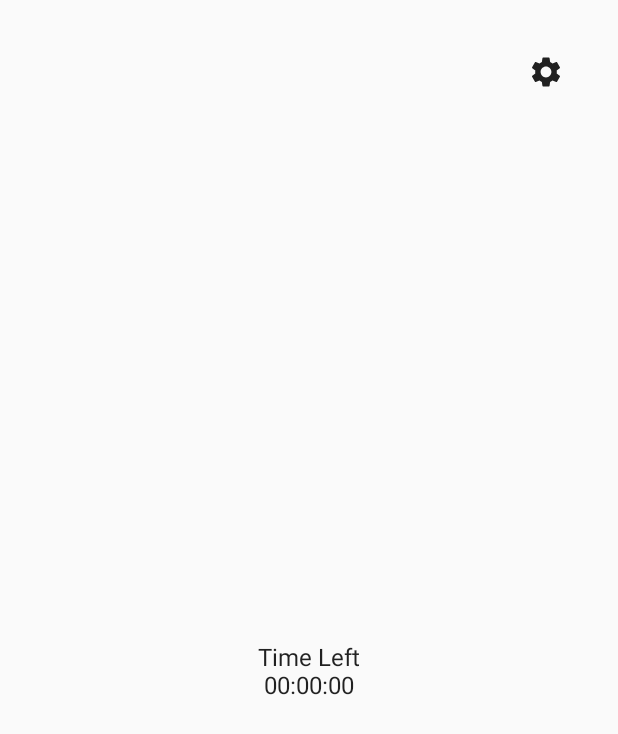
After one commit to IsTheMartin/MusicStopTimer, an Android app built with Jetpack Compose: the HomeScreen screen opened through its navigation route, on a phone screen of 412 x 824 dp. The commit adds this screen. Shown: the top 734 px of the screen. Run offline under Robolectric (Android 15) with nearby library versions, the phone set to English and light mode, and no system bars; our stand-ins replace Dagger/Hilt's generated code.

Commit message:
Improvement on viewModel and navigation
- Added string for content description in back arrow button on settings screen
- Added a new sealed class to have destinations on navigation component
- Changed states to observe changes on setting preferences
- Renamed MainScreen to HomeScreen
- Renamed some functions

```diff
--- a/app/build.gradle.kts
+++ b/app/build.gradle.kts
@@ -64,6 +64,7 @@ dependencies {
 
     implementation("androidx.navigation:navigation-compose:2.6.0-alpha09")
     implementation("androidx.datastore:datastore-preferences:1.0.0")
+    implementation("androidx.activity:activity-ktx:1.7.0")
 
     implementation("com.google.dagger:hilt-android:2.44")
     kapt("com.google.dagger:hilt-android-compiler:2.44")
--- a/app/src/main/java/me/ismartin/musicstoptimer/MainActivity.kt
+++ b/app/src/main/java/me/ismartin/musicstoptimer/MainActivity.kt
@@ -3,13 +3,15 @@ package me.ismartin.musicstoptimer
 import android.os.Bundle
 import androidx.activity.ComponentActivity
 import androidx.activity.compose.setContent
+import androidx.compose.runtime.collectAsState
 import androidx.lifecycle.viewmodel.compose.viewModel
 import androidx.navigation.compose.NavHost
 import androidx.navigation.compose.composable
 import androidx.navigation.compose.rememberNavController
 import dagger.hilt.android.AndroidEntryPoint
-import me.ismartin.musicstoptimer.screens.MainScreen
-import me.ismartin.musicstoptimer.screens.SettingsScreen
+import me.ismartin.musicstoptimer.ui.navigation.Destinations
+import me.ismartin.musicstoptimer.ui.screens.HomeScreen
+import me.ismartin.musicstoptimer.ui.screens.SettingsScreen
 import me.ismartin.musicstoptimer.ui.theme.MusicStopTimerTheme
 import me.ismartin.musicstoptimer.viewmodels.MainViewModel
 
@@ -20,12 +22,15 @@ class MainActivity : ComponentActivity() {
         setContent {
             val navController = rememberNavController()
             val viewModel: MainViewModel = viewModel()
-            MusicStopTimerTheme(darkTheme = viewModel.isDarkThemeState) {
-                NavHost(navController, startDestination = "MainScreen") {
-                    composable("MainScreen") {
-                        MainScreen(navController)
+            MusicStopTimerTheme(darkTheme = viewModel.darkThemeState.collectAsState().value) {
+                NavHost(
+                    navController = navController,
+                    startDestination = Destinations.Home.route
+                ) {
+                    composable(Destinations.Home.route) {
+                        HomeScreen(navController)
                     }
-                    composable("SettingsScreen") {
+                    composable(Destinations.Settings.route) {
                         SettingsScreen(navController, viewModel)
                     }
                 }
--- a/app/src/main/java/me/ismartin/musicstoptimer/repositories/models/SettingDisplayModel.kt
+++ b/app/src/main/java/me/ismartin/musicstoptimer/repositories/models/SettingDisplayModel.kt
@@ -9,7 +9,7 @@ data class SettingDisplayModel(
     @StringRes val displayName: Int,
 )
 
-sealed class SettingType() {
+sealed class SettingType {
     data class Switch(
         val value: Boolean,
     ) : SettingType()
--- /dev/null
+++ b/app/src/main/java/me/ismartin/musicstoptimer/ui/navigation/Destinations.kt
@@ -0,0 +1,6 @@
+package me.ismartin.musicstoptimer.ui.navigation
+
+sealed class Destinations(val route: String) {
+    object Home : Destinations("home")
+    object Settings : Destinations("settings")
+}
--- /dev/null
+++ b/app/src/main/java/me/ismartin/musicstoptimer/ui/screens/HomeScreen.kt
@@ -0,0 +1,62 @@
+package me.ismartin.musicstoptimer.ui.screens
+
+import androidx.compose.foundation.layout.Arrangement
+import androidx.compose.foundation.layout.Box
+import androidx.compose.foundation.layout.Column
+import androidx.compose.foundation.layout.Spacer
+import androidx.compose.foundation.layout.fillMaxSize
+import androidx.compose.foundation.layout.height
+import androidx.compose.foundation.layout.padding
+import androidx.compose.material.Icon
+import androidx.compose.material.IconButton
+import androidx.compose.material.Text
+import androidx.compose.material.icons.Icons
+import androidx.compose.material.icons.filled.Settings
+import androidx.compose.runtime.Composable
+import androidx.compose.ui.Alignment
+import androidx.compose.ui.Modifier
+import androidx.compose.ui.res.stringResource
+import androidx.compose.ui.unit.dp
+import androidx.navigation.NavController
+import me.ismartin.musicstoptimer.R
+import me.ismartin.musicstoptimer.ui.navigation.Destinations
+
+@Composable
+fun HomeScreen(navController: NavController) {
+    Box {
+        Column(
+            modifier = Modifier.fillMaxSize()
+        ) {
+            IconButton(
+                modifier = Modifier
+                    .align(Alignment.End)
+                    .padding(all = 24.dp),
+                onClick = { navController.navigate(Destinations.Settings.route) }
+            ) {
+                Icon(
+                    imageVector = Icons.Filled.Settings,
+                    contentDescription = stringResource(id = R.string.content_description_settings)
+                )
+            }
+            CountDownTimer(
+                modifier = Modifier
+                    .fillMaxSize()
+            )
+        }
+    }
+}
+
+@Composable
+fun CountDownTimer(
+    modifier: Modifier,
+) {
+    Column(
+        modifier = modifier,
+        verticalArrangement = Arrangement.Center,
+        horizontalAlignment = Alignment.CenterHorizontally,
+    ) {
+        Text(text = "Time Left")
+        Text(text = "00:00:00")
+        Spacer(modifier = Modifier.height(24.dp))
+    }
+}
--- a/app/src/main/java/me/ismartin/musicstoptimer/screens/SettingsScreen.kt
+++ b/app/src/main/java/me/ismartin/musicstoptimer/ui/screens/SettingsScreen.kt
@@ -1,4 +1,4 @@
-package me.ismartin.musicstoptimer.screens
+package me.ismartin.musicstoptimer.ui.screens
 
 import androidx.compose.foundation.layout.Arrangement
 import androidx.compose.foundation.layout.Box
@@ -37,8 +37,7 @@ fun SettingsScreen(navController: NavController, viewModel: MainViewModel) {
     Scaffold(
         topBar = { TopBar(navController = navController) }
     ) { paddingValues ->
-        paddingValues
-        LazyColumn {
+        LazyColumn(contentPadding = paddingValues) {
             items(settingsList.value) { setting ->
                 when (setting.type) {
                     is SettingType.SingleSelection -> {
--- a/app/src/main/res/values/strings.xml
+++ b/app/src/main/res/values/strings.xml
@@ -1,5 +1,7 @@
 <resources>
     <string name="app_name">MusicStopTimer</string>
+
+    <string name="content_description_settings">Settings</string>
 
     <string name="set_dark_theme">Set dark theme</string>
     <string name="turn_off_bluetooth">Turn off Bluetooth</string>
```
Also changed, not shown: app/src/main/java/me/ismartin/musicstoptimer/repositories/SettingsRepository.kt (+13 -8 lines), app/src/main/java/me/ismartin/musicstoptimer/screens/MainScreen.kt (deleted, +0 -85 lines), app/src/main/java/me/ismartin/musicstoptimer/viewmodels/MainViewModel.kt (+11 -30 lines).
